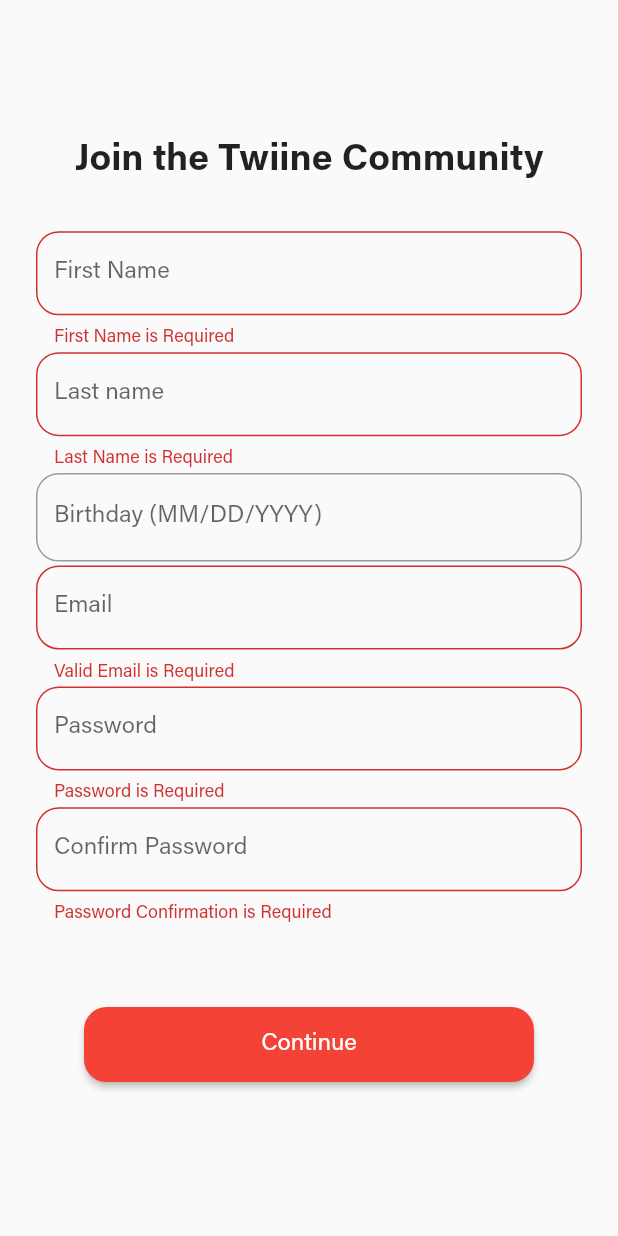
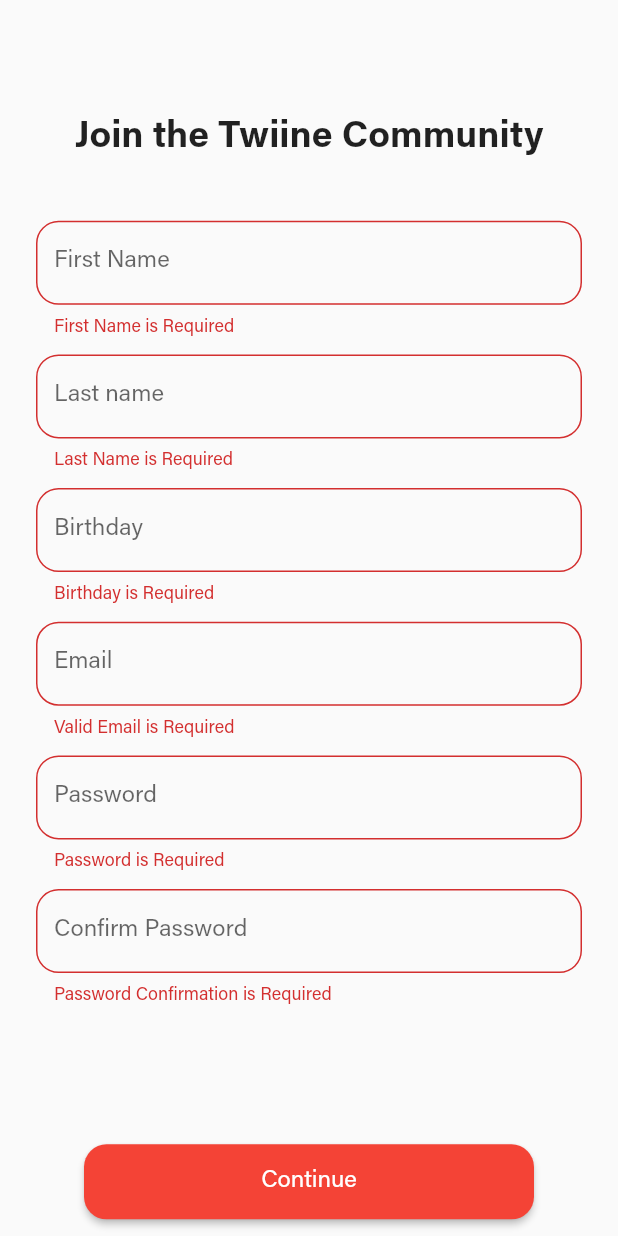
Before and after one commit to Nex-ii/Twiine, a Flutter app: the CreateAccount screen opened by its route, after a tap on "Continue", on a phone screen of 412 x 824 dp. Run offline on Flutter 3.47's test engine with Material 2 defaults, Android fonts, the phone set to English and light mode, and no system bars; our stand-ins replace cloud_firestore, cloud_functions, firebase_auth, firebase_storage, flutter_svg, font_awesome_flutter and 6 more; missing offline and left inert: flutter_facebook_login; accounts and stored records are empty.

Commit message:
more minor adjustments

```diff
--- a/lib/screens/pre_login/register/signup/create_account.dart
+++ b/lib/screens/pre_login/register/signup/create_account.dart
@@ -149,12 +149,13 @@ class CreateAccountState extends State<CreateAccount> {
   Widget build(BuildContext context) {
     return Scaffold(
       body: Container(
-        margin: EdgeInsets.all(24),
+        margin: EdgeInsets.symmetric(horizontal: 24),
         child: SingleChildScrollView(
+          child: SizedBox(
+            height: MediaQuery.of(context).size.height,
             child: Form(
               key: _formKey,
-            child: SizedBox(
-              height: 700,
+              child: Expanded(
                 child: Column(
                   // crossAxisAlignment: cross,
                   mainAxisAlignment: MainAxisAlignment.spaceEvenly,
@@ -166,7 +167,7 @@ class CreateAccountState extends State<CreateAccount> {
                     _buildEmail(),
                     _buildPassword(),
                     _buildConfirmPassword(),
-                  SizedBox(height: 50),
+                    SizedBox(height: 70),
                     ButtonTheme(
                       minWidth: 300.0,
                       height: 50.0,
@@ -213,6 +214,7 @@ class CreateAccountState extends State<CreateAccount> {
             ),
           ),
         ),
+      ),
     );
   }
 
--- a/lib/screens/pre_login/register/signup/date_picker.dart
+++ b/lib/screens/pre_login/register/signup/date_picker.dart
@@ -67,11 +67,16 @@ class DatePickerFieldState extends State<DatePickerField> {
       readOnly: true,
       controller: widget.controller,
       decoration: InputDecoration(
-        labelText: 'Birthday (MM/DD/YYYY)',
-        hintText: "Example: 01/01/1990",
+        labelText: 'Birthday',
         border: _border,
         focusedBorder: _focusedBorder,
       ),
+      validator: (String value) {
+        if (value.isEmpty) {
+          return 'Birthday is Required';
+        }
+        return null;
+      },
       onTap: () {
         _showPlatformDatePicker();
       },
```
Lines whose indentation alone changed are shown as unchanged.
